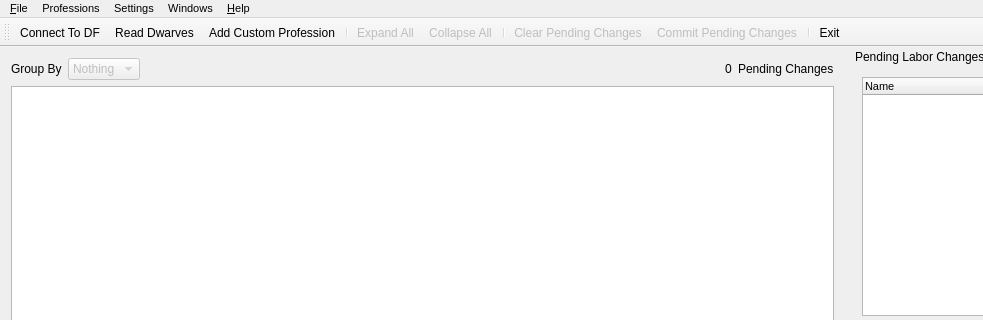
Above: ui/mainwindow.ui from Dwarf-Therapist/Dwarf-Therapist before the change; both pictures show x 0 to 983 and y 0 to 320 of the 1129 by 747 pixel window. Below: the same form after it.
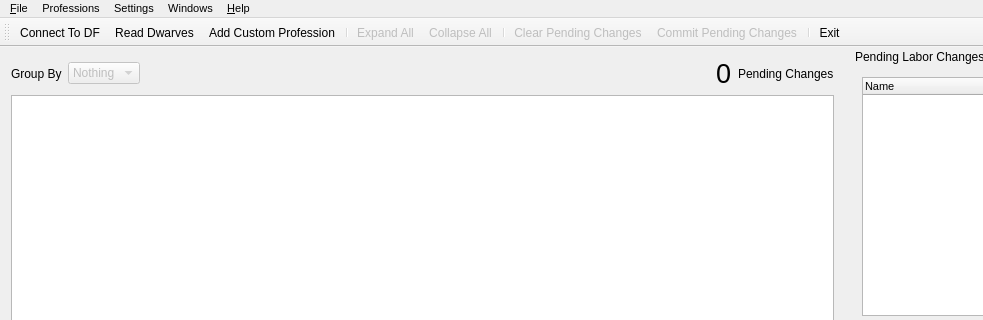
That is the form after the change. Icons and pictures are not drawn. Custom widgets are drawn as their Qt base class.

Patch:
```diff
--- a/ui/mainwindow.ui
+++ b/ui/mainwindow.ui
@@ -67,6 +67,11 @@
       </item>
       <item>
        <widget class="QLabel" name="lbl_pending_changes">
+        <property name="font">
+         <font>
+          <pointsize>20</pointsize>
+         </font>
+        </property>
         <property name="text">
          <string>0</string>
         </property>
```
Left out of the diff: 4 changed lines with no effect on the pictures.
